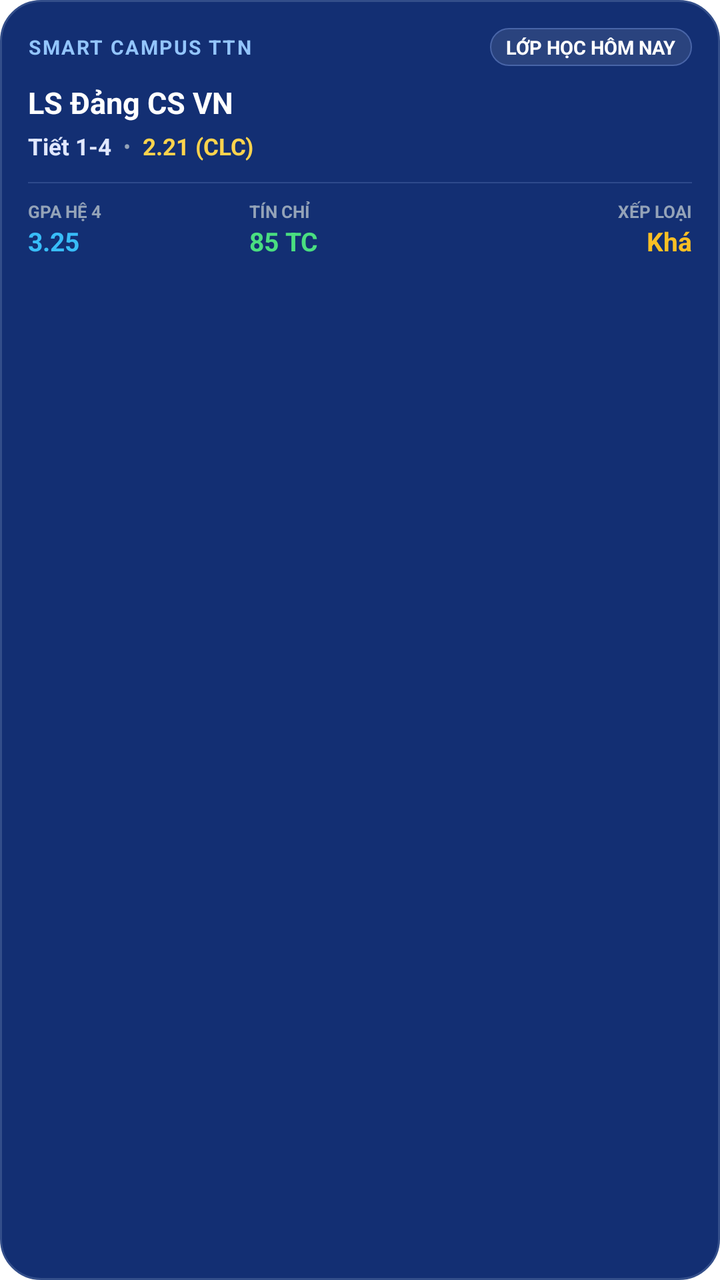
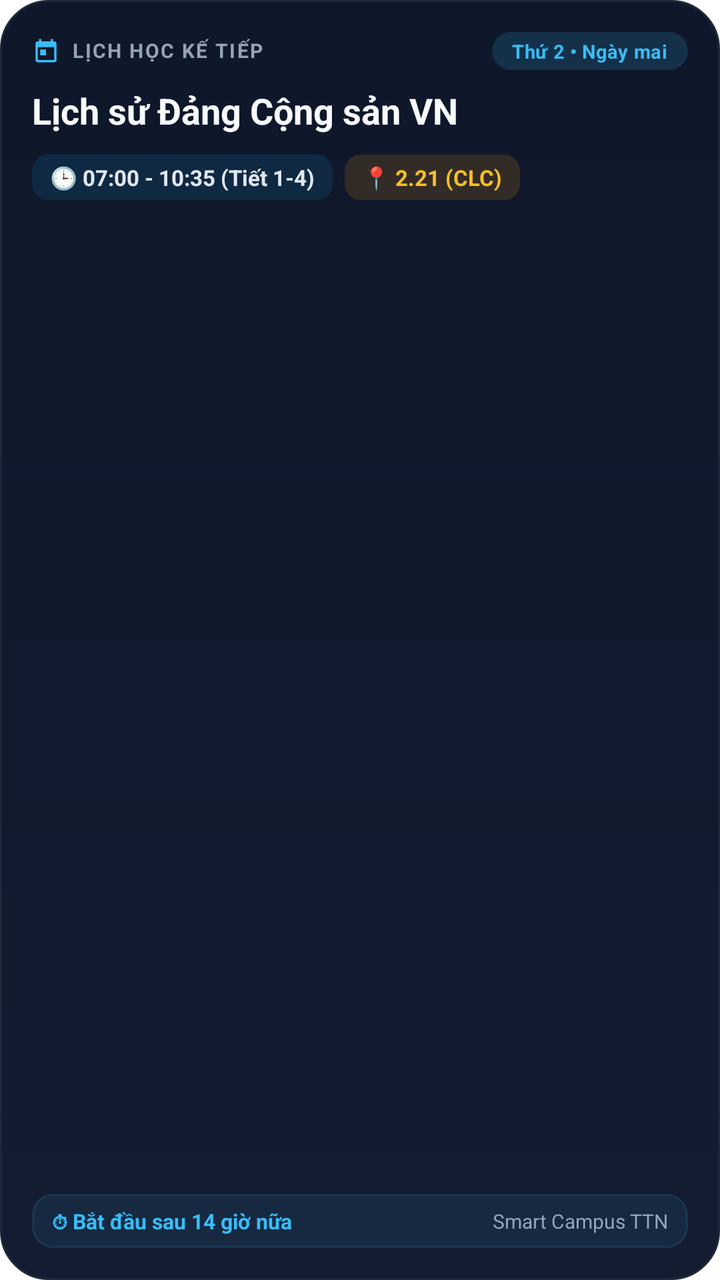

Screens rendered from an Android XML layout before and after an edit, with the pre-edit source and the edit as a unified diff.
<!-- AndroidManifest.xml: fallback theme Theme.MaterialComponents.DayNight.NoActionBar -->
<!-- res/layout/schedule_widget_layout.xml -->
<?xml version="1.0" encoding="utf-8"?>
<LinearLayout xmlns:android="http://schemas.android.com/apk/res/android"
    android:id="@+id/widget_root"
    android:layout_width="match_parent"
    android:layout_height="match_parent"
    android:orientation="vertical"
    android:background="@drawable/widget_background"
    android:padding="14dp">

    
    <LinearLayout
        android:layout_width="match_parent"
        android:layout_height="wrap_content"
        android:orientation="horizontal"
        android:gravity="center_vertical">

        <TextView
            android:layout_width="0dp"
            android:layout_height="wrap_content"
            android:layout_weight="1"
            android:text="SMART CAMPUS TTN"
            android:textColor="#93C5FD"
            android:textSize="10sp"
            android:textStyle="bold"
            android:letterSpacing="0.08" />

        <TextView
            android:id="@+id/widget_status"
            android:layout_width="wrap_content"
            android:layout_height="wrap_content"
            android:text="LỚP HỌC HÔM NAY"
            android:textColor="#FFFFFF"
            android:background="@drawable/widget_status_bg"
            android:paddingStart="8dp"
            android:paddingEnd="8dp"
            android:paddingTop="3dp"
            android:paddingBottom="3dp"
            android:textSize="9.5sp"
            android:textStyle="bold" />
    </LinearLayout>

    
    <TextView
        android:id="@+id/widget_subject"
        android:layout_width="match_parent"
        android:layout_height="wrap_content"
        android:layout_marginTop="8dp"
        android:text="LS Đảng CS VN"
        android:textColor="#FFFFFF"
        android:textSize="15sp"
        android:textStyle="bold"
        android:maxLines="1"
        android:ellipsize="end" />

    
    <LinearLayout
        android:layout_width="match_parent"
        android:layout_height="wrap_content"
        android:layout_marginTop="4dp"
        android:orientation="horizontal"
        android:gravity="center_vertical">

        <TextView
            android:id="@+id/widget_time"
            android:layout_width="wrap_content"
            android:layout_height="wrap_content"
            android:text="Tiết 1-4"
            android:textColor="#E0E7FF"
            android:textSize="11.5sp"
            android:textStyle="bold" />

        <TextView
            android:layout_width="wrap_content"
            android:layout_height="wrap_content"
            android:layout_marginStart="6dp"
            android:layout_marginEnd="6dp"
            android:text="•"
            android:textColor="#94A3B8"
            android:textSize="11sp" />

        <TextView
            android:id="@+id/widget_room"
            android:layout_width="wrap_content"
            android:layout_height="wrap_content"
            android:text="2.21 (CLC)"
            android:textColor="#FCD34D"
            android:textSize="11.5sp"
            android:textStyle="bold" />
    </LinearLayout>

    
    <View
        android:layout_width="match_parent"
        android:layout_height="0.8dp"
        android:layout_marginTop="10dp"
        android:layout_marginBottom="8dp"
        android:background="#2E4A8C" />

    
    <LinearLayout
        android:layout_width="match_parent"
        android:layout_height="wrap_content"
        android:orientation="horizontal"
        android:gravity="center_vertical">

        
        <LinearLayout
            android:layout_width="0dp"
            android:layout_height="wrap_content"
            android:layout_weight="1"
            android:orientation="vertical">

            <TextView
                android:layout_width="wrap_content"
                android:layout_height="wrap_content"
                android:text="GPA HỆ 4"
                android:textColor="#94A3B8"
                android:textSize="8.5sp"
                android:textStyle="bold" />

            <TextView
                android:id="@+id/widget_gpa"
                android:layout_width="wrap_content"
                android:layout_height="wrap_content"
                android:text="3.25"
                android:textColor="#38BDF8"
                android:textSize="13sp"
                android:textStyle="bold" />
        </LinearLayout>

        
        <LinearLayout
            android:layout_width="0dp"
            android:layout_height="wrap_content"
            android:layout_weight="1"
            android:orientation="vertical">

            <TextView
                android:layout_width="wrap_content"
                android:layout_height="wrap_content"
                android:text="TÍN CHỈ"
                android:textColor="#94A3B8"
                android:textSize="8.5sp"
                android:textStyle="bold" />

            <TextView
                android:id="@+id/widget_credits"
                android:layout_width="wrap_content"
                android:layout_height="wrap_content"
                android:text="85 TC"
                android:textColor="#4ADE80"
                android:textSize="13sp"
                android:textStyle="bold" />
        </LinearLayout>

        
        <LinearLayout
            android:layout_width="0dp"
            android:layout_height="wrap_content"
            android:layout_weight="1"
            android:orientation="vertical"
            android:gravity="end">

            <TextView
                android:layout_width="wrap_content"
                android:layout_height="wrap_content"
                android:text="XẾP LOẠI"
                android:textColor="#94A3B8"
                android:textSize="8.5sp"
                android:textStyle="bold" />

            <TextView
                android:id="@+id/widget_rank"
                android:layout_width="wrap_content"
                android:layout_height="wrap_content"
                android:text="Khá"
                android:textColor="#FBBF24"
                android:textSize="13sp"
                android:textStyle="bold" />
        </LinearLayout>
    </LinearLayout>
</LinearLayout>
<!-- resources referenced by this layout -->
<resources>
  <!-- drawable widget_background (drawable) -->
  <?xml version="1.0" encoding="utf-8"?>
  <shape xmlns:android="http://schemas.android.com/apk/res/android"
      android:shape="rectangle">
      <solid android:color="#132F73" />
      <corners android:radius="20dp" />
      <stroke android:width="1dp" android:color="#334E8A" />
  </shape>
  <!-- drawable widget_status_bg (drawable) -->
  <?xml version="1.0" encoding="utf-8"?>
  <shape xmlns:android="http://schemas.android.com/apk/res/android"
      android:shape="rectangle">
      <solid android:color="#2A437E" />
      <corners android:radius="999dp" />
      <stroke android:width="0.8dp" android:color="#4965A8" />
  </shape>
</resources>

<!-- the commit's change to res/layout/schedule_widget_layout.xml (unified diff, before → after) -->
@@ -5,96 +5,7 @@
     android:layout_height="match_parent"
     android:orientation="vertical"
     android:background="@drawable/widget_background"
-    android:padding="14dp">
-
-    
-    <LinearLayout
-        android:layout_width="match_parent"
-        android:layout_height="wrap_content"
-        android:orientation="horizontal"
-        android:gravity="center_vertical">
-
-        <TextView
-            android:layout_width="0dp"
-            android:layout_height="wrap_content"
-            android:layout_weight="1"
-            android:text="SMART CAMPUS TTN"
-            android:textColor="#93C5FD"
-            android:textSize="10sp"
-            android:textStyle="bold"
-            android:letterSpacing="0.08" />
-
-        <TextView
-            android:id="@+id/widget_status"
-            android:layout_width="wrap_content"
-            android:layout_height="wrap_content"
-            android:text="LỚP HỌC HÔM NAY"
-            android:textColor="#FFFFFF"
-            android:background="@drawable/widget_status_bg"
-            android:paddingStart="8dp"
-            android:paddingEnd="8dp"
-            android:paddingTop="3dp"
-            android:paddingBottom="3dp"
-            android:textSize="9.5sp"
-            android:textStyle="bold" />
-    </LinearLayout>
-
-    
-    <TextView
-        android:id="@+id/widget_subject"
-        android:layout_width="match_parent"
-        android:layout_height="wrap_content"
-        android:layout_marginTop="8dp"
-        android:text="LS Đảng CS VN"
-        android:textColor="#FFFFFF"
-        android:textSize="15sp"
-        android:textStyle="bold"
-        android:maxLines="1"
-        android:ellipsize="end" />
-
-    
-    <LinearLayout
-        android:layout_width="match_parent"
-        android:layout_height="wrap_content"
-        android:layout_marginTop="4dp"
-        android:orientation="horizontal"
-        android:gravity="center_vertical">
-
-        <TextView
-            android:id="@+id/widget_time"
-            android:layout_width="wrap_content"
-            android:layout_height="wrap_content"
-            android:text="Tiết 1-4"
-            android:textColor="#E0E7FF"
-            android:textSize="11.5sp"
-            android:textStyle="bold" />
-
-        <TextView
-            android:layout_width="wrap_content"
-            android:layout_height="wrap_content"
-            android:layout_marginStart="6dp"
-            android:layout_marginEnd="6dp"
-            android:text="•"
-            android:textColor="#94A3B8"
-            android:textSize="11sp" />
-
-        <TextView
-            android:id="@+id/widget_room"
-            android:layout_width="wrap_content"
-            android:layout_height="wrap_content"
-            android:text="2.21 (CLC)"
-            android:textColor="#FCD34D"
-            android:textSize="11.5sp"
-            android:textStyle="bold" />
-    </LinearLayout>
-
-    
-    <View
-        android:layout_width="match_parent"
-        android:layout_height="0.8dp"
-        android:layout_marginTop="10dp"
-        android:layout_marginBottom="8dp"
-        android:background="#2E4A8C" />
+    android:padding="16dp">
 
     
     <LinearLayout
@@ -108,75 +19,149 @@
             android:layout_width="0dp"
             android:layout_height="wrap_content"
             android:layout_weight="1"
-            android:orientation="vertical">
+            android:orientation="horizontal"
+            android:gravity="center_vertical">
+
+            <ImageView
+                android:layout_width="14dp"
+                android:layout_height="14dp"
+                android:src="@drawable/ic_widget_calendar"
+                android:contentDescription="Calendar" />
 
             <TextView
                 android:layout_width="wrap_content"
                 android:layout_height="wrap_content"
-                android:text="GPA HỆ 4"
+                android:layout_marginStart="6dp"
+                android:text="LỊCH HỌC KẾ TIẾP"
                 android:textColor="#94A3B8"
-                android:textSize="8.5sp"
-                android:textStyle="bold" />
+                android:textSize="10sp"
+                android:textStyle="bold"
+                android:letterSpacing="0.08" />
+        </LinearLayout>
+
+        
+        <TextView
+            android:id="@+id/widget_status"
+            android:layout_width="wrap_content"
+            android:layout_height="wrap_content"
+            android:text="Thứ 2 • Ngày mai"
+            android:textColor="#38BDF8"
+            android:background="@drawable/widget_tonal_sky_pill"
+            android:paddingStart="10dp"
+            android:paddingEnd="10dp"
+            android:paddingTop="3dp"
+            android:paddingBottom="3dp"
+            android:textSize="9.5sp"
+            android:textStyle="bold"
+            android:letterSpacing="0.02" />
+    </LinearLayout>
+
+    
+    <TextView
+        android:id="@+id/widget_subject"
+        android:layout_width="match_parent"
+        android:layout_height="wrap_content"
+        android:layout_marginTop="8dp"
+        android:text="Lịch sử Đảng Cộng sản VN"
+        android:textColor="#F8FAFC"
+        android:textSize="18sp"
+        android:textStyle="bold"
+        android:maxLines="2"
+        android:ellipsize="end" />
+
+    
+    <LinearLayout
+        android:layout_width="match_parent"
+        android:layout_height="wrap_content"
+        android:layout_marginTop="10dp"
+        android:orientation="horizontal"
+        android:gravity="center_vertical">
+
+        
+        <LinearLayout
+            android:layout_width="wrap_content"
+            android:layout_height="wrap_content"
+            android:background="@drawable/widget_chip_time_bg"
+            android:paddingStart="9dp"
+            android:paddingEnd="9dp"
+            android:paddingTop="4dp"
+            android:paddingBottom="4dp"
+            android:orientation="horizontal"
+            android:gravity="center_vertical">
 
             <TextView
-                android:id="@+id/widget_gpa"
+                android:id="@+id/widget_time"
                 android:layout_width="wrap_content"
                 android:layout_height="wrap_content"
-                android:text="3.25"
-                android:textColor="#38BDF8"
-                android:textSize="13sp"
+                android:text="🕒 07:00 - 10:35 (Tiết 1-4)"
+                android:textColor="#E2E8F0"
+                android:textSize="11sp"
                 android:textStyle="bold" />
         </LinearLayout>
 
+        <TextView
+            android:layout_width="6dp"
+            android:layout_height="wrap_content" />
+
         
         <LinearLayout
+            android:layout_width="wrap_content"
+            android:layout_height="wrap_content"
+            android:background="@drawable/widget_chip_room_bg"
+            android:paddingStart="9dp"
+            android:paddingEnd="9dp"
+            android:paddingTop="4dp"
+            android:paddingBottom="4dp"
+            android:orientation="horizontal"
+            android:gravity="center_vertical">
+
+            <TextView
+                android:id="@+id/widget_room"
+                android:layout_width="wrap_content"
+                android:layout_height="wrap_content"
+                android:text="📍 2.21 (CLC)"
+                android:textColor="#FBBF24"
+                android:textSize="11sp"
+                android:textStyle="bold" />
+        </LinearLayout>
+    </LinearLayout>
+
+    <TextView
+        android:layout_width="match_parent"
+        android:layout_height="0dp"
+        android:layout_weight="1" />
+
+    
+    <LinearLayout
+        android:layout_width="match_parent"
+        android:layout_height="wrap_content"
+        android:layout_marginTop="10dp"
+        android:background="@drawable/widget_countdown_bar_bg"
+        android:paddingStart="10dp"
+        android:paddingEnd="10dp"
+        android:paddingTop="6dp"
+        android:paddingBottom="6dp"
+        android:orientation="horizontal"
+        android:gravity="center_vertical">
+
+        <TextView
+            android:id="@+id/widget_countdown"
             android:layout_width="0dp"
             android:layout_height="wrap_content"
             android:layout_weight="1"
-            android:orientation="vertical">
+            android:text="⏱ Bắt đầu sau 14 giờ nữa"
+            android:textColor="#38BDF8"
+            android:textSize="10.5sp"
+            android:textStyle="bold"
+            android:maxLines="1"
+            android:ellipsize="end" />
 
-            <TextView
-                android:layout_width="wrap_content"
-                android:layout_height="wrap_content"
-                android:text="TÍN CHỈ"
-                android:textColor="#94A3B8"
-                android:textSize="8.5sp"
-                android:textStyle="bold" />
-
-            <TextView
-                android:id="@+id/widget_credits"
-                android:layout_width="wrap_content"
-                android:layout_height="wrap_content"
-                android:text="85 TC"
-                android:textColor="#4ADE80"
-                android:textSize="13sp"
-                android:textStyle="bold" />
-        </LinearLayout>
-
-        
-        <LinearLayout
-            android:layout_width="0dp"
+        <TextView
+            android:id="@+id/widget_lecturer"
+            android:layout_width="wrap_content"
             android:layout_height="wrap_content"
-            android:layout_weight="1"
-            android:orientation="vertical"
-            android:gravity="end">
-
-            <TextView
-                android:layout_width="wrap_content"
-                android:layout_height="wrap_content"
-                android:text="XẾP LOẠI"
-                android:textColor="#94A3B8"
-                android:textSize="8.5sp"
-                android:textStyle="bold" />
-
-            <TextView
-                android:id="@+id/widget_rank"
-                android:layout_width="wrap_content"
-                android:layout_height="wrap_content"
-                android:text="Khá"
-                android:textColor="#FBBF24"
-                android:textSize="13sp"
-                android:textStyle="bold" />
-        </LinearLayout>
+            android:text="Smart Campus TTN"
+            android:textColor="#94A3B8"
+            android:textSize="10sp" />
     </LinearLayout>
 </LinearLayout>
<!-- resource entries referenced after the edit -->
@@ -1,20 +1,55 @@
 <!-- resources referenced by this layout -->
 <resources>
+  <!-- drawable ic_widget_calendar (drawable) -->
+  <vector xmlns:android="http://schemas.android.com/apk/res/android"
+      android:width="14dp"
+      android:height="14dp"
+      android:viewportWidth="24"
+      android:viewportHeight="24">
+    <path
+        android:fillColor="#38BDF8"
+        android:pathData="M19,4h-1V2h-2v2H8V2H6v2H5C3.89,4 3.01,4.9 3.01,6L3,20c0,1.1 0.89,2 2,2h14c1.1,0 2,-0.9 2,-2V6C21,4.9 20.1,4 19,4zM19,20H5V9h14V20zM7,11h5v5H7V11z"/>
+  </vector>
   <!-- drawable widget_background (drawable) -->
   <?xml version="1.0" encoding="utf-8"?>
   <shape xmlns:android="http://schemas.android.com/apk/res/android"
       android:shape="rectangle">
-      <solid android:color="#132F73" />
-      <corners android:radius="20dp" />
-      <stroke android:width="1dp" android:color="#334E8A" />
+      <gradient
+          android:angle="145"
+          android:startColor="#0F172A"
+          android:endColor="#131C31"
+          android:type="linear" />
+      <corners android:radius="24dp" />
+      <stroke android:width="1dp" android:color="#1E293B" />
   </shape>
-  <!-- drawable widget_status_bg (drawable) -->
+  <!-- drawable widget_chip_room_bg (drawable) -->
   <?xml version="1.0" encoding="utf-8"?>
   <shape xmlns:android="http://schemas.android.com/apk/res/android"
       android:shape="rectangle">
-      <solid android:color="#2A437E" />
+      <solid android:color="#26F59E0B" />
+      <corners android:radius="8dp" />
+  </shape>
+  <!-- drawable widget_chip_time_bg (drawable) -->
+  <?xml version="1.0" encoding="utf-8"?>
+  <shape xmlns:android="http://schemas.android.com/apk/res/android"
+      android:shape="rectangle">
+      <solid android:color="#1F0EA5E9" />
+      <corners android:radius="8dp" />
+  </shape>
+  <!-- drawable widget_countdown_bar_bg (drawable) -->
+  <?xml version="1.0" encoding="utf-8"?>
+  <shape xmlns:android="http://schemas.android.com/apk/res/android"
+      android:shape="rectangle">
+      <solid android:color="#1438BDF8" />
+      <corners android:radius="10dp" />
+      <stroke android:width="1dp" android:color="#2038BDF8" />
+  </shape>
+  <!-- drawable widget_tonal_sky_pill (drawable) -->
+  <?xml version="1.0" encoding="utf-8"?>
+  <shape xmlns:android="http://schemas.android.com/apk/res/android"
+      android:shape="rectangle">
+      <solid android:color="#2638BDF8" />
       <corners android:radius="999dp" />
-      <stroke android:width="0.8dp" android:color="#4965A8" />
   </shape>
 </resources>
 
